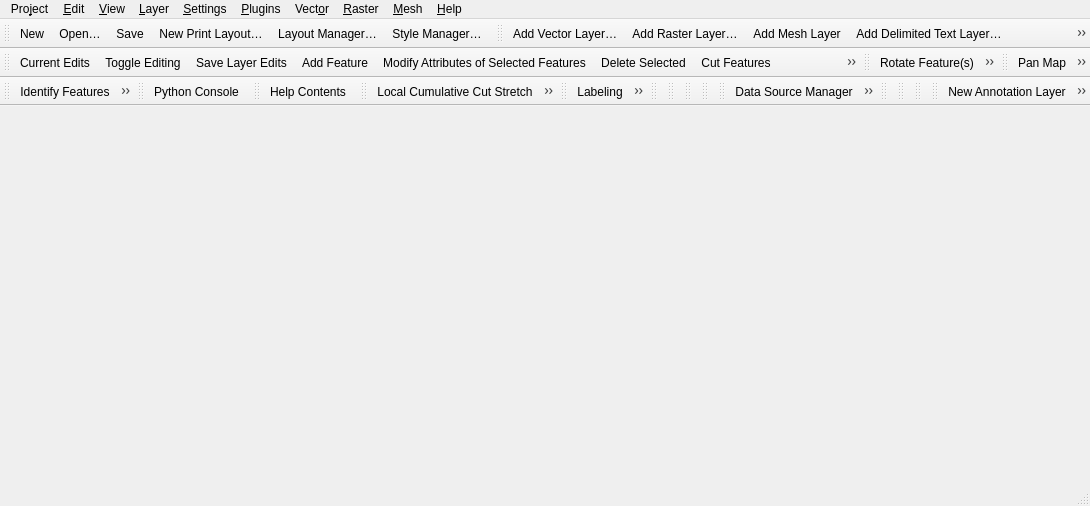
Old version of the form src/ui/qgisapp.ui in the repository qgis/QGIS.
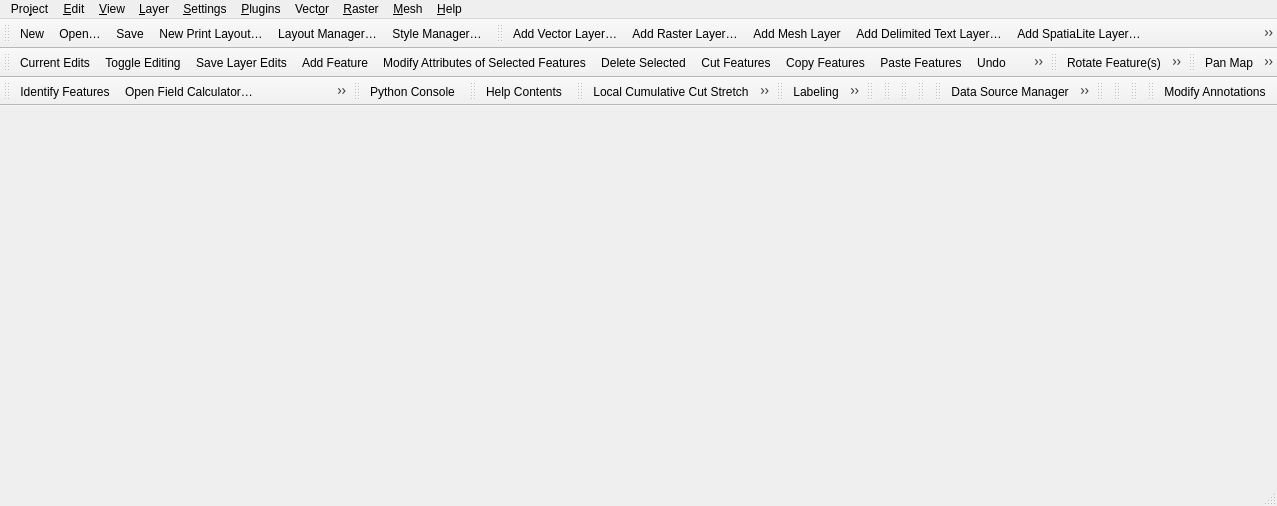
New version of the form. Icons and pictures are not drawn.

Commit message:
[feature] Add "Main Annotation Layer Properties" option in the annotation toolbar
This gives users access to setting properties for the main
annotation layer (the hidden one which always sits above all
other map layers), e.g. if they want to set the blend mode/opacity/
effect for this layer.

```diff
--- a/src/ui/qgisapp.ui
+++ b/src/ui/qgisapp.ui
@@ -6,7 +6,7 @@
    <rect>
     <x>0</x>
     <y>0</y>
-    <width>1064</width>
+    <width>1277</width>
     <height>506</height>
    </rect>
   </property>
@@ -16,7 +16,7 @@
     <rect>
      <x>0</x>
      <y>0</y>
-     <width>1064</width>
+     <width>1277</width>
      <height>24</height>
     </rect>
    </property>
@@ -801,7 +801,6 @@
    <attribute name="toolBarBreak">
     <bool>false</bool>
    </attribute>
-   <addaction name="mActionCreateAnnotationLayer"/>
    <addaction name="mActionModifyAnnotation"/>
   </widget>
   <action name="mActionNewProject">
```
Left out of the diff: 7 changed lines with no effect on the pictures. The commit also changes 1 other file.
